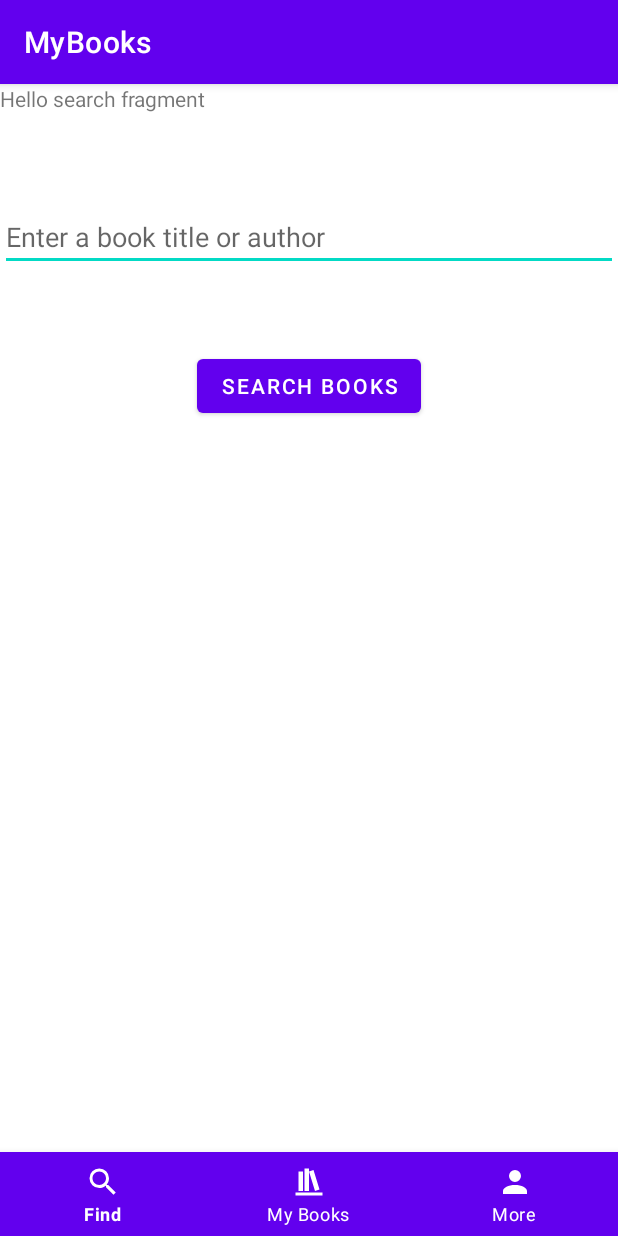
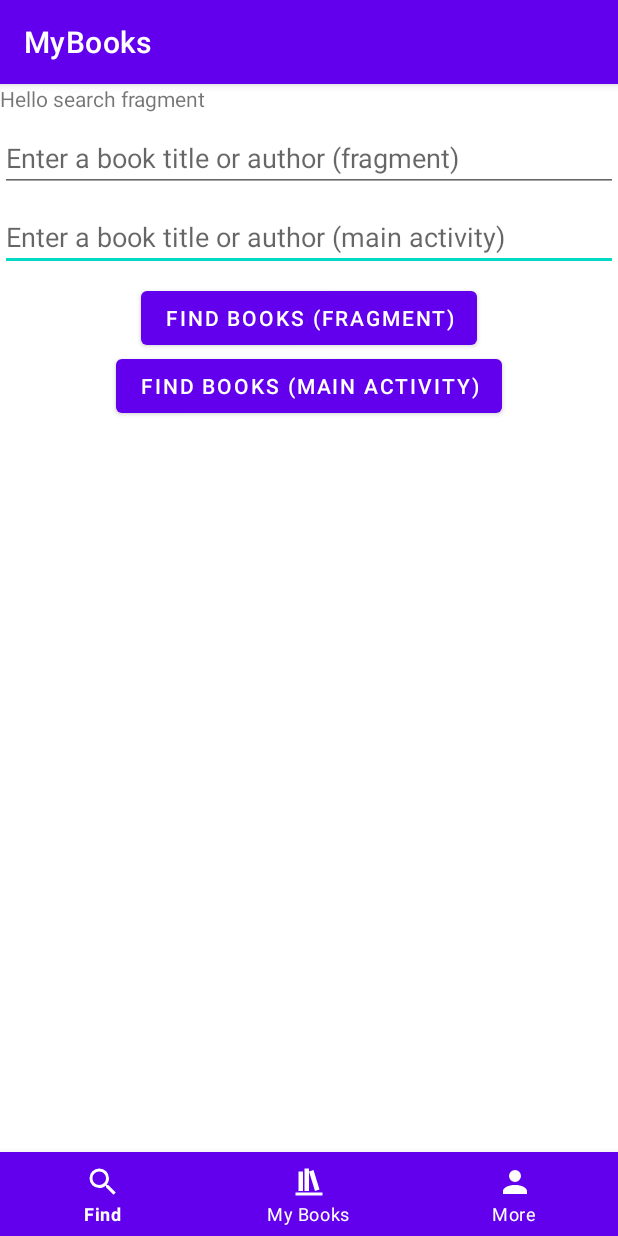
Before and after one commit to markusmeresma/mybooks, an Android app: the screen it shows after launch (MainActivity), on a phone screen of 412 x 824 dp. Run offline under Robolectric (Android 15) with nearby library versions, the phone set to English and light mode, and no system bars.

Commit message:
Fixing emulator

```diff
--- /dev/null
+++ b/app/src/main/java/com/example/mybooks/MoreFragment.java
@@ -0,0 +1,23 @@
+package com.example.mybooks;
+
+import android.os.Bundle;
+
+import androidx.fragment.app.Fragment;
+
+import android.view.LayoutInflater;
+import android.view.View;
+import android.view.ViewGroup;
+
+public class MoreFragment extends Fragment {
+
+    public MoreFragment() {
+        // Required empty public constructor
+    }
+
+    @Override
+    public View onCreateView(LayoutInflater inflater, ViewGroup container,
+                             Bundle savedInstanceState) {
+        // Inflate the layout for this fragment
+        return inflater.inflate(R.layout.fragment_more, container, false);
+    }
+}
--- a/app/src/main/java/com/example/mybooks/SearchFragment.java
+++ b/app/src/main/java/com/example/mybooks/SearchFragment.java
@@ -1,5 +1,6 @@
 package com.example.mybooks;
 
+import android.content.Intent;
 import android.os.Bundle;
 
 import androidx.fragment.app.Fragment;
@@ -7,6 +8,8 @@ import androidx.fragment.app.Fragment;
 import android.view.LayoutInflater;
 import android.view.View;
 import android.view.ViewGroup;
+import android.widget.Button;
+import android.widget.EditText;
 
 public class SearchFragment extends Fragment {
 
@@ -17,7 +20,26 @@ public class SearchFragment extends Fragment {
     @Override
     public View onCreateView(LayoutInflater inflater, ViewGroup container,
                              Bundle savedInstanceState) {
-        // Inflate the layout for this fragment
-        return inflater.inflate(R.layout.fragment_search, container, false);
+
+        // inflate the layout for this fragment
+        View view = inflater.inflate(R.layout.fragment_search, container, false);
+
+        final EditText searchInput = (EditText) view.findViewById(R.id.userInput);
+        Button btnSearch = (Button) view.findViewById(R.id.btnSearch);
+
+        btnSearch.setOnClickListener(new View.OnClickListener() {
+            @Override
+            public void onClick(View v) {
+                String userQuery = searchInput.getText().toString();
+
+                //Start new activity to find books
+                Intent searchBookActivity = new Intent(getContext(), SearchBookActivity.class);
+                searchBookActivity.putExtra("USER_QUERY", userQuery);
+                startActivity(searchBookActivity);
+            }
+        });
+
+
+        return view;
     }
 }
--- a/app/src/main/res/layout/activity_main.xml
+++ b/app/src/main/res/layout/activity_main.xml
@@ -13,7 +13,7 @@
         android:layout_width="match_parent"
         android:layout_height="wrap_content"
         android:autofillHints=""
-        android:hint="@string/input_hint"
+        android:hint="@string/input_hint1"
         android:inputType="text"
         app:layout_constraintBottom_toBottomOf="parent"
         app:layout_constraintEnd_toEndOf="parent"
@@ -26,7 +26,7 @@
         android:id="@+id/searchButton"
         android:layout_width="wrap_content"
         android:layout_height="wrap_content"
-        android:text="@string/search_button"
+        android:text="@string/search_button1"
         app:layout_constraintBottom_toBottomOf="parent"
         app:layout_constraintEnd_toEndOf="parent"
         app:layout_constraintStart_toStartOf="parent"
--- a/app/src/main/res/layout/fragment_search.xml
+++ b/app/src/main/res/layout/fragment_search.xml
@@ -1,14 +1,44 @@
 <?xml version="1.0" encoding="utf-8"?>
-<FrameLayout xmlns:android="http://schemas.android.com/apk/res/android"
+<androidx.constraintlayout.widget.ConstraintLayout xmlns:android="http://schemas.android.com/apk/res/android"
+    xmlns:app="http://schemas.android.com/apk/res-auto"
     xmlns:tools="http://schemas.android.com/tools"
     android:layout_width="match_parent"
     android:layout_height="match_parent"
+    android:orientation="vertical"
     tools:context=".SearchFragment">
 
     <!-- TODO: Update blank fragment layout -->
+
     <TextView
+        android:id="@+id/textView"
         android:layout_width="match_parent"
         android:layout_height="match_parent"
         android:text="Hello search fragment" />
 
-</FrameLayout>
+    <EditText
+        android:id="@+id/userInput"
+        android:layout_width="match_parent"
+        android:layout_height="wrap_content"
+        android:autofillHints=""
+        android:hint="@string/input_hint2"
+        android:inputType="text"
+        app:layout_constraintBottom_toBottomOf="parent"
+        app:layout_constraintEnd_toEndOf="parent"
+        app:layout_constraintHorizontal_bias="0.0"
+        app:layout_constraintStart_toStartOf="parent"
+        app:layout_constraintTop_toTopOf="parent"
+        app:layout_constraintVertical_bias="0.037" />
+
+    <Button
+        android:id="@+id/btnSearch"
+        android:layout_width="wrap_content"
+        android:layout_height="wrap_content"
+        android:layout_weight="1"
+        android:text="@string/search_button2"
+        app:layout_constraintBottom_toBottomOf="parent"
+        app:layout_constraintEnd_toEndOf="@+id/textView"
+        app:layout_constraintStart_toStartOf="parent"
+        app:layout_constraintTop_toTopOf="parent"
+        app:layout_constraintVertical_bias="0.183" />
+
+</androidx.constraintlayout.widget.ConstraintLayout>
--- a/app/src/main/res/values/strings.xml
+++ b/app/src/main/res/values/strings.xml
@@ -1,7 +1,9 @@
 <resources>
     <string name="app_name">MyBooks</string>
-    <string name="input_hint">Enter a book title or author</string>
-    <string name="search_button">Search books</string>
+    <string name="input_hint1">Enter a book title or author (main activity)</string>
+    <string name="input_hint2">Enter a book title or author (fragment)</string>
+    <string name="search_button1">Find books (main activity)</string>
+    <string name="search_button2">Find books (fragment)</string>
     <string name="search_menu_item">Find</string>
     <string name="collections_menu_item">My Books</string>
     <string name="more_menu_item">More</string>
```
Also changed, not shown: app/src/main/java/com/example/mybooks/MainActivity.java (+13 -0 lines), app/src/main/res/layout/fragment_more.xml (added, +14 -0 lines).
